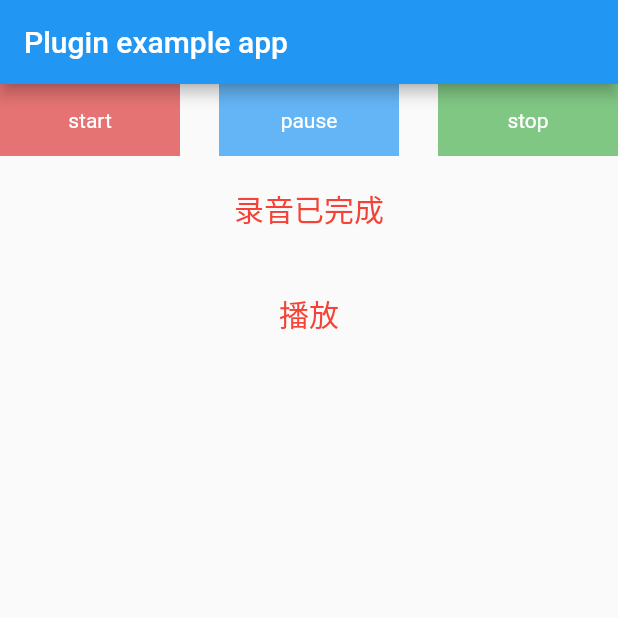
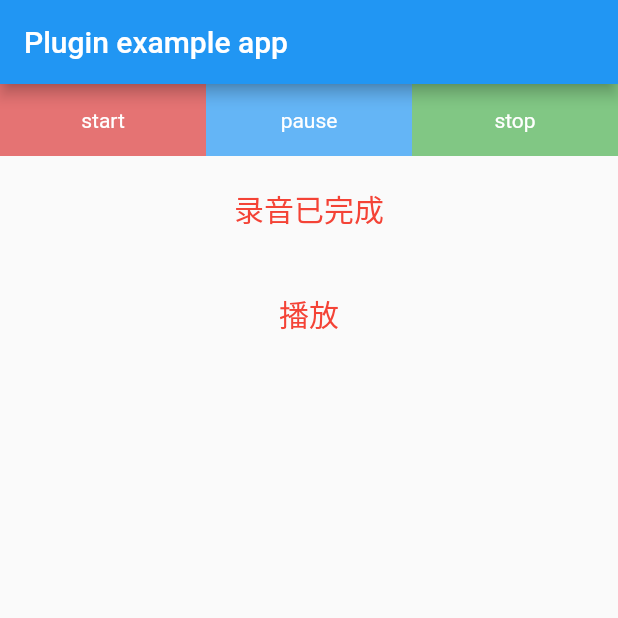
Before and after one commit to fluttercandies/flutter_record_mp3, a Flutter app: the screen it shows after launch, after a tap on "start", after a tap on "stop", on a phone screen of 412 x 824 dp, the top half of it. Run offline on Flutter 3.47's test engine with Material 2 defaults, Android fonts, the phone set to English and light mode, and no system bars; our stand-ins replace audioplayers, permission_handler.

Commit message:
修改了异常回调函数的类型,去掉了COMPLETE和ERROR状态

```diff
--- a/example/lib/main.dart
+++ b/example/lib/main.dart
@@ -15,6 +15,7 @@ class MyApp extends StatefulWidget {
 
 class _MyAppState extends State<MyApp> {
   String statusText = "";
+  bool isComplete = false;
 
   @override
   Widget build(BuildContext context) {
@@ -27,9 +28,9 @@ class _MyAppState extends State<MyApp> {
           Row(
             mainAxisAlignment: MainAxisAlignment.spaceBetween,
             children: <Widget>[
-              GestureDetector(
+              Expanded(
+                child: GestureDetector(
                   child: Container(
-                  width: 120.0,
                     height: 48.0,
                     decoration: BoxDecoration(color: Colors.red.shade300),
                     child: Center(
@@ -43,9 +44,10 @@ class _MyAppState extends State<MyApp> {
                     startRecord();
                   },
                 ),
-              GestureDetector(
+              ),
+              Expanded(
+                child: GestureDetector(
                   child: Container(
-                  width: 120.0,
                     height: 48.0,
                     decoration: BoxDecoration(color: Colors.blue.shade300),
                     child: Center(
@@ -61,9 +63,10 @@ class _MyAppState extends State<MyApp> {
                     pauseRecord();
                   },
                 ),
-              GestureDetector(
+              ),
+              Expanded(
+                child: GestureDetector(
                   child: Container(
-                  width: 120.0,
                     height: 48.0,
                     decoration: BoxDecoration(color: Colors.green.shade300),
                     child: Center(
@@ -76,6 +79,7 @@ class _MyAppState extends State<MyApp> {
                   onTap: () {
                     stopRecord();
                   },
+                ),
               ),
             ],
           ),
@@ -96,7 +100,7 @@ class _MyAppState extends State<MyApp> {
               alignment: AlignmentDirectional.center,
               width: 100,
               height: 50,
-              child: RecordMp3.instance.status == RecordStatus.COMPLETE
+              child: isComplete && recordFilePath != null
                   ? Text(
                       "播放",
                       style: TextStyle(color: Colors.red, fontSize: 20),
@@ -122,9 +126,9 @@ class _MyAppState extends State<MyApp> {
     if (hasPermission) {
       statusText = "正在录音中...";
       recordFilePath = await getFilePath();
+      isComplete = false;
       RecordMp3.instance.start(recordFilePath, (type) {
-        statusText = "录音失败";
-        print(type);
+        statusText = "录音失败--->$type";
         setState(() {});
       });
     } else {
@@ -153,6 +157,7 @@ class _MyAppState extends State<MyApp> {
     bool s = RecordMp3.instance.stop();
     if (s) {
       statusText = "录音已完成";
+      isComplete = true;
       setState(() {});
     }
   }
@@ -168,7 +173,7 @@ class _MyAppState extends State<MyApp> {
   String recordFilePath;
 
   void play() {
-    if (recordFilePath != null) {
+    if (recordFilePath != null && File(recordFilePath).existsSync()) {
       AudioPlayer audioPlayer = AudioPlayer();
       audioPlayer.play(recordFilePath, isLocal: true);
     }
--- a/lib/record_mp3.dart
+++ b/lib/record_mp3.dart
@@ -24,7 +24,7 @@ class RecordMp3 {
   ///record fail handler from native
   Future<dynamic> _methodCallHandler(MethodCall call) async {
     if (call.method == "onRecordError") {
-      _status = RecordStatus.ERROR;
+      _status = RecordStatus.IDEL;
       if (_onRecordError != null) {
         int errorCode = call.arguments;
         RecordErrorType type = RecordErrorType.UNKNOW_ERROR;
@@ -37,13 +37,13 @@ class RecordMp3 {
         } else if (errorCode == 20) {
           type = RecordErrorType.RECORD_HAS_USED;
         }
-        _onRecordError(type);
+        _onRecordError?.call(type);
       }
     }
   }
 
   ///start record
-  bool start(String path, Function onRecordError) {
+  bool start(String path, Function(RecordErrorType) onRecordError) {
     _onRecordError = onRecordError;
     _status = RecordStatus.RECORDING;
     _channel.invokeMethod("start", {'path': path});
@@ -60,11 +60,11 @@ class RecordMp3 {
     return false;
   }
 
-  ///stop record
+  ///stop record and export a record file
   bool stop() {
     if (_status == RecordStatus.RECORDING || _status == RecordStatus.PAUSE) {
       _onRecordError = null;
-      _status = RecordStatus.COMPLETE;
+      _status = RecordStatus.IDEL;
       _channel.invokeMethod("stop");
       return true;
     }
@@ -87,8 +87,8 @@ enum RecordStatus {
   IDEL,
   RECORDING,
   PAUSE,
-  COMPLETE,
-  ERROR,
+  // COMPLETE,
+  // ERROR,
 }
 
 //record fail type
--- a/pubspec.yaml
+++ b/pubspec.yaml
@@ -1,7 +1,7 @@
 name: record_mp3
 description: Record an MP3 using the Platform native API，You can start ,pause,resume and stop record,And export an MP3 file.
-version: 1.0.0+1
-author: shingohu<shingohu@163.com>
+version: 1.0.1
+author: shingohu <shingohu@163.com>
 homepage: https://github.com/shingohu/flutter_record_mp3
 
 environment:
```
Also changed, not shown: 17 other files. Lines whose indentation alone changed are shown as unchanged.
